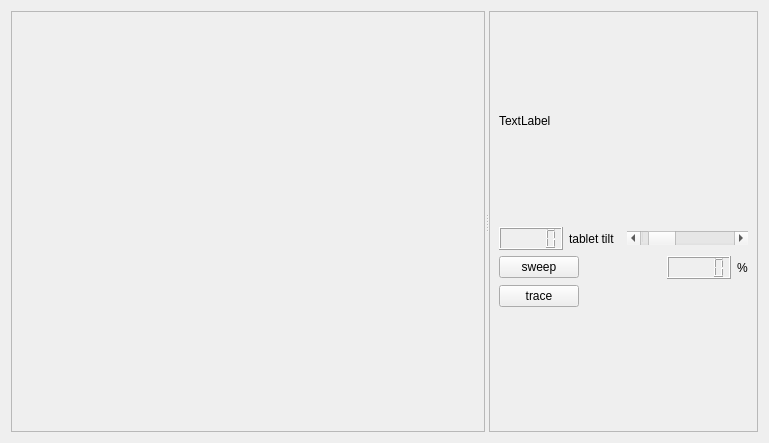
Above: giraff_viewer/src/mainUI.ui from alejandroatori/RoboticaAvanzada before the change. Below: the same form after it.
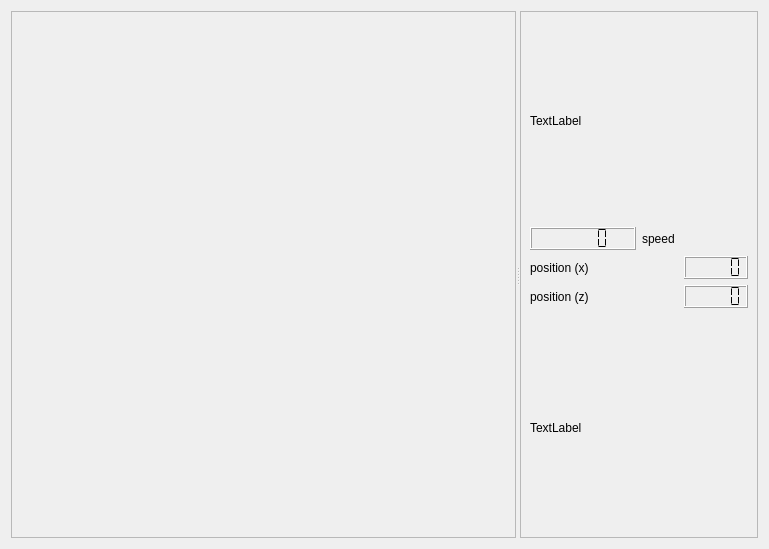
That is the form after the change.

Patch:
```diff
--- a/giraff_viewer/src/mainUI.ui
+++ b/giraff_viewer/src/mainUI.ui
@@ -7,7 +7,7 @@
     <x>0</x>
     <y>0</y>
     <width>769</width>
-    <height>443</height>
+    <height>549</height>
    </rect>
   </property>
   <property name="windowTitle">
@@ -79,30 +79,34 @@
            <item>
             <layout class="QHBoxLayout" name="horizontalLayout">
              <item>
-              <widget class="QLCDNumber" name="tilt_lcdnumber"/>
+              <widget class="QLCDNumber" name="speed_lcd">
+               <property name="font">
+                <font>
+                 <weight>50</weight>
+                 <italic>false</italic>
+                 <bold>false</bold>
+                </font>
+               </property>
+               <property name="smallDecimalPoint">
+                <bool>false</bool>
+               </property>
+               <property name="mode">
+                <enum>QLCDNumber::Dec</enum>
+               </property>
+               <property name="segmentStyle">
+                <enum>QLCDNumber::Flat</enum>
+               </property>
+              </widget>
              </item>
              <item>
               <widget class="QLabel" name="label">
                <property name="text">
-                <string>tablet tilt</string>
+                <string>speed</string>
                </property>
               </widget>
              </item>
             </layout>
            </item>
-           <item>
-            <widget class="QScrollBar" name="tilt_scrollbar">
-             <property name="minimum">
-              <number>-10</number>
-             </property>
-             <property name="maximum">
-              <number>70</number>
-             </property>
-             <property name="orientation">
-              <enum>Qt::Horizontal</enum>
-             </property>
-            </widget>
-           </item>
           </layout>
          </item>
          <item>
@@ -110,12 +114,9 @@
            <item>
             <layout class="QHBoxLayout" name="horizontalLayout_3">
              <item>
-              <widget class="QPushButton" name="sweep_button">
+              <widget class="QLabel" name="posx_label">
                <property name="text">
-                <string>sweep</string>
-               </property>
-               <property name="checkable">
-                <bool>true</bool>
+                <string>position (x)</string>
                </property>
               </widget>
              </item>
@@ -133,12 +134,9 @@
               </spacer>
              </item>
              <item>
-              <widget class="QLCDNumber" name="sweep_lcdNumber"/>
-             </item>
-             <item>
-              <widget class="QLabel" name="label_2">
-               <property name="text">
-                <string>%</string>
+              <widget class="QLCDNumber" name="posx_lcd">
+               <property name="segmentStyle">
+                <enum>QLCDNumber::Flat</enum>
                </property>
               </widget>
              </item>
@@ -149,12 +147,9 @@
          <item>
           <layout class="QHBoxLayout" name="horizontalLayout_5">
            <item>
-            <widget class="QPushButton" name="trace_button">
+            <widget class="QLabel" name="posz_label">
              <property name="text">
-              <string>trace</string>
-             </property>
-             <property name="checkable">
-              <bool>true</bool>
+              <string>position (z)</string>
              </property>
             </widget>
            </item>
@@ -171,6 +166,13 @@
              </property>
             </spacer>
            </item>
+           <item>
+            <widget class="QLCDNumber" name="posz_lcd">
+             <property name="segmentStyle">
+              <enum>QLCDNumber::Flat</enum>
+             </property>
+            </widget>
+           </item>
           </layout>
          </item>
          <item>
@@ -186,6 +188,19 @@
            </property>
           </spacer>
          </item>
+         <item>
+          <widget class="QLabel" name="bottom_camera_label">
+           <property name="minimumSize">
+            <size>
+             <width>0</width>
+             <height>200</height>
+            </size>
+           </property>
+           <property name="text">
+            <string>TextLabel</string>
+           </property>
+          </widget>
+         </item>
         </layout>
        </item>
       </layout>
```
Left out of the diff: 21 changed lines with no effect on the pictures.
